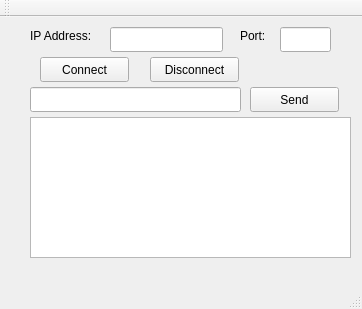
First picture: the form in tcpclient_example/tcp_example/mainwindow.ui, repository saul-rodriguez/Qt, before the edit.
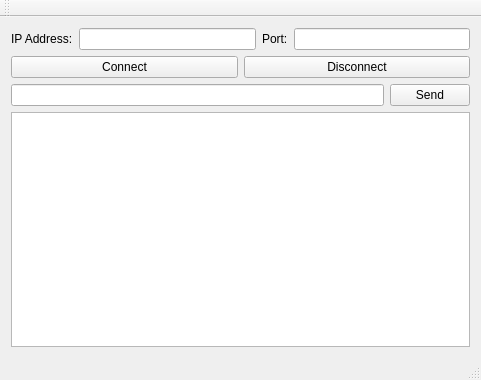
Second picture: the form after the edit.

Diff of the .ui file:
```diff
--- a/tcpclient_example/tcp_example/mainwindow.ui
+++ b/tcpclient_example/tcp_example/mainwindow.ui
@@ -6,119 +6,79 @@
    <rect>
     <x>0</x>
     <y>0</y>
-    <width>362</width>
-    <height>309</height>
+    <width>481</width>
+    <height>380</height>
    </rect>
   </property>
   <property name="windowTitle">
    <string>MainWindow</string>
   </property>
   <widget class="QWidget" name="centralWidget">
-   <widget class="QLineEdit" name="lineEdit_IPaddress">
-    <property name="geometry">
-     <rect>
-      <x>110</x>
-      <y>10</y>
-      <width>113</width>
-      <height>25</height>
-     </rect>
-    </property>
-   </widget>
-   <widget class="QLineEdit" name="lineEdit_port">
-    <property name="geometry">
-     <rect>
-      <x>280</x>
-      <y>10</y>
-      <width>51</width>
-      <height>25</height>
-     </rect>
-    </property>
-   </widget>
-   <widget class="QLineEdit" name="lineEdit_message">
-    <property name="geometry">
-     <rect>
-      <x>30</x>
-      <y>70</y>
-      <width>211</width>
-      <height>25</height>
-     </rect>
-    </property>
-   </widget>
-   <widget class="QPlainTextEdit" name="plainTextEdit_log">
-    <property name="geometry">
-     <rect>
-      <x>30</x>
-      <y>100</y>
-      <width>321</width>
-      <height>141</height>
-     </rect>
-    </property>
-   </widget>
+   <layout class="QGridLayout" name="gridLayout">
+    <item row="0" column="0">
+     <layout class="QVBoxLayout" name="verticalLayout">
+      <item>
+       <layout class="QHBoxLayout" name="horizontalLayout">
+        <item>
+         <widget class="QLabel" name="label">
+          <property name="text">
+           <string>IP Address:</string>
+          </property>
+         </widget>
+        </item>
+        <item>
+         <widget class="QLineEdit" name="lineEdit_IPaddress"/>
+        </item>
+        <item>
+         <widget class="QLabel" name="label_2">
+          <property name="text">
+           <string>Port:</string>
+          </property>
+         </widget>
+        </item>
+        <item>
+         <widget class="QLineEdit" name="lineEdit_port"/>
+        </item>
+       </layout>
+      </item>
+      <item>
+       <layout class="QHBoxLayout" name="horizontalLayout_2">
+        <item>
    <widget class="QPushButton" name="pushButton_connect">
-    <property name="geometry">
-     <rect>
-      <x>40</x>
-      <y>40</y>
-      <width>89</width>
-      <height>25</height>
-     </rect>
-    </property>
     <property name="text">
      <string>Connect</string>
     </property>
    </widget>
+        </item>
+        <item>
    <widget class="QPushButton" name="pushButton_disconnect">
-    <property name="geometry">
-     <rect>
-      <x>150</x>
-      <y>40</y>
-      <width>89</width>
-      <height>25</height>
-     </rect>
-    </property>
     <property name="text">
      <string>Disconnect</string>
     </property>
    </widget>
+        </item>
+       </layout>
+      </item>
+      <item>
+       <layout class="QHBoxLayout" name="horizontalLayout_3">
+        <item>
+         <widget class="QLineEdit" name="lineEdit_message"/>
+        </item>
+        <item>
    <widget class="QPushButton" name="pushButton_send">
-    <property name="geometry">
-     <rect>
-      <x>250</x>
-      <y>70</y>
-      <width>89</width>
-      <height>25</height>
-     </rect>
-    </property>
     <property name="text">
      <string>Send</string>
     </property>
    </widget>
-   <widget class="QLabel" name="label">
-    <property name="geometry">
-     <rect>
-      <x>30</x>
-      <y>10</y>
-      <width>81</width>
-      <height>17</height>
-     </rect>
-    </property>
-    <property name="text">
-     <string>IP Address:</string>
-    </property>
-   </widget>
-   <widget class="QLabel" name="label_2">
-    <property name="geometry">
-     <rect>
-      <x>240</x>
-      <y>10</y>
-      <width>41</width>
-      <height>17</height>
-     </rect>
-    </property>
-    <property name="text">
-     <string>Port:</string>
-    </property>
-   </widget>
+        </item>
+       </layout>
+      </item>
+      <item>
+       <widget class="QPlainTextEdit" name="plainTextEdit_log"/>
+      </item>
+     </layout>
+    </item>
+   </layout>
   </widget>
   <widget class="QMenuBar" name="menuBar">
    <property name="geometry">
```
Left out of the diff: 2 changed lines with no effect on the pictures. Lines whose indentation alone changed are shown as unchanged.
